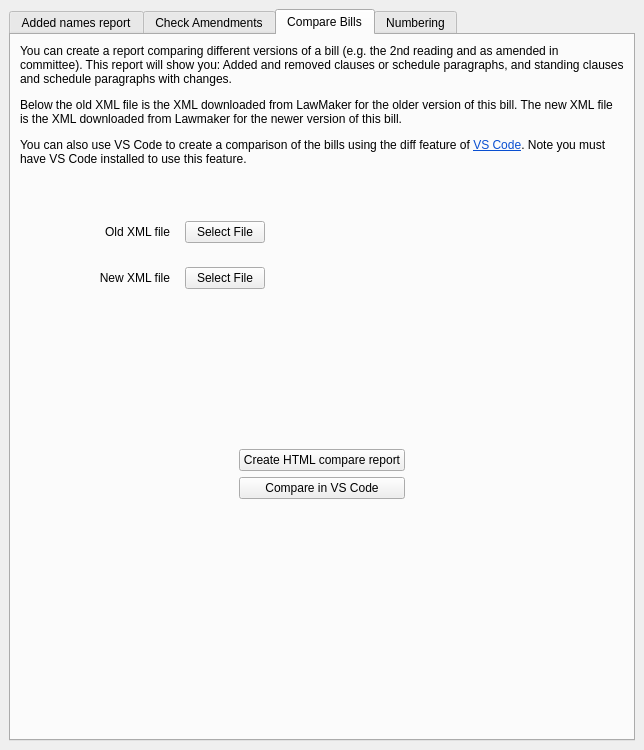
This is src/lawchecker/ui/addedNames.ui in hoc-ppu/lawchecker as Qt 5 draws it before an edit. The edited form follows.
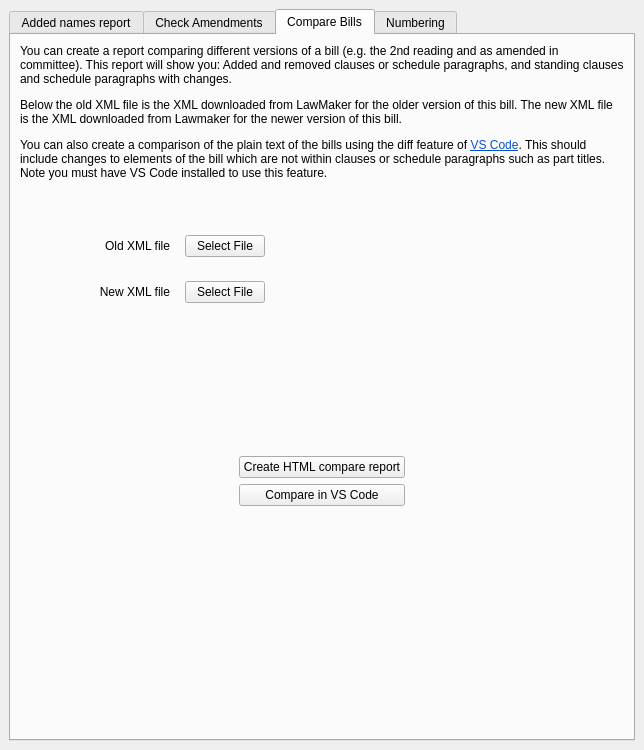
This is the edited form. The open tabs and pages were chosen to show the change.

Patch:
```diff
--- a/src/lawchecker/ui/addedNames.ui
+++ b/src/lawchecker/ui/addedNames.ui
@@ -403,7 +403,7 @@
           <item row="0" column="0" colspan="2">
            <widget class="QLabel" name="instruction_label_3">
             <property name="text">
-             <string>&lt;html&gt;&lt;head/&gt;&lt;body&gt;&lt;p&gt;You can create a report comparing different versions of a bill (e.g. the 2nd reading and as amended in committee). This report will show you: Added and removed clauses or schedule paragraphs, and standing clauses and schedule paragraphs with changes.&lt;/p&gt;&lt;p&gt;Below the old XML file is the XML downloaded from LawMaker for the older version of this bill. The new XML file is the XML downloaded from Lawmaker for the newer version of this bill.&lt;/p&gt;&lt;p&gt;You can also use VS Code to create a comparison of the bills using the diff feature of &lt;a href=&quot;https://code.visualstudio.com/&quot;&gt;&lt;span style=&quot; text-decoration: underline; color:#094fd1;&quot;&gt;VS Code&lt;/span&gt;&lt;/a&gt;. Note you must have VS Code installed to use this feature.&lt;/p&gt;&lt;p&gt;&lt;br/&gt;&lt;/p&gt;&lt;/body&gt;&lt;/html&gt;</string>
+             <string>&lt;html&gt;&lt;head/&gt;&lt;body&gt;&lt;p&gt;You can create a report comparing different versions of a bill (e.g. the 2nd reading and as amended in committee). This report will show you: Added and removed clauses or schedule paragraphs, and standing clauses and schedule paragraphs with changes.&lt;/p&gt;&lt;p&gt;Below the old XML file is the XML downloaded from LawMaker for the older version of this bill. The new XML file is the XML downloaded from Lawmaker for the newer version of this bill.&lt;/p&gt;&lt;p&gt;You can also create a comparison of the plain text of the bills using the diff feature of &lt;a href=&quot;https://code.visualstudio.com/&quot;&gt;&lt;span style=&quot; text-decoration: underline; color:#094fd1;&quot;&gt;VS Code&lt;/span&gt;&lt;/a&gt;. This should include changes to elements of the bill which are not within clauses or schedule paragraphs such as part titles. Note you must have VS Code installed to use this feature.&lt;/p&gt;&lt;p&gt;&lt;br/&gt;&lt;/p&gt;&lt;/body&gt;&lt;/html&gt;</string>
             </property>
             <property name="wordWrap">
              <bool>true</bool>
```
